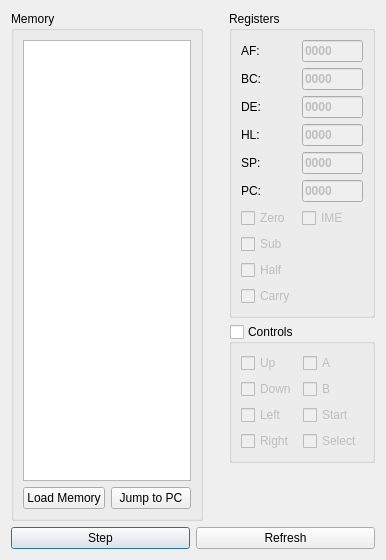
First picture: the form in src/gui/debuggerwindow.ui, repository boeker/gameboy, before the edit.
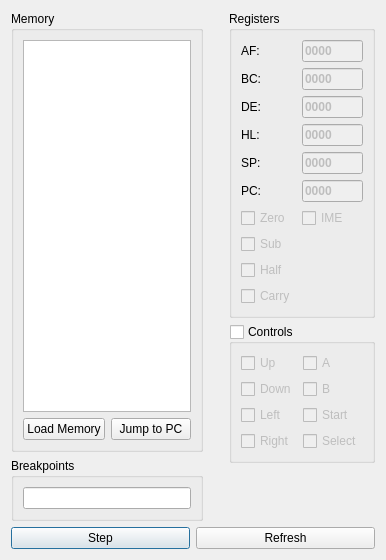
Second picture: the form after the edit.

The edit to the form file:
```diff
--- a/src/gui/debuggerwindow.ui
+++ b/src/gui/debuggerwindow.ui
@@ -44,6 +44,11 @@
    <item row="0" column="0">
     <layout class="QHBoxLayout" name="contentLayout">
      <item>
+      <layout class="QVBoxLayout" name="verticalLayout_4">
+       <property name="leftMargin">
+        <number>0</number>
+       </property>
+       <item>
       <widget class="QGroupBox" name="groupBoxMemory">
        <property name="title">
         <string>Memory</string>
@@ -74,6 +79,20 @@
       </widget>
      </item>
      <item>
+        <widget class="QGroupBox" name="groupBoxBreakpoints">
+         <property name="title">
+          <string>Breakpoints</string>
+         </property>
+         <layout class="QVBoxLayout" name="verticalLayout_5">
+          <item>
+           <widget class="QLineEdit" name="lineEditBreakpoint"/>
+          </item>
+         </layout>
+        </widget>
+       </item>
+      </layout>
+     </item>
+     <item>
       <layout class="QVBoxLayout" name="verticalLayout_2">
        <property name="leftMargin">
         <number>20</number>
```
Left out of the diff: 149 changed lines with no effect on the pictures. Lines whose indentation alone changed are shown as unchanged.
